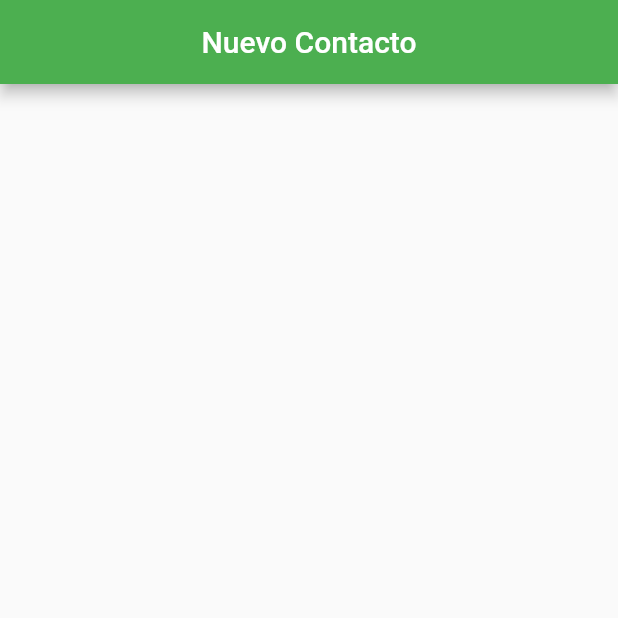
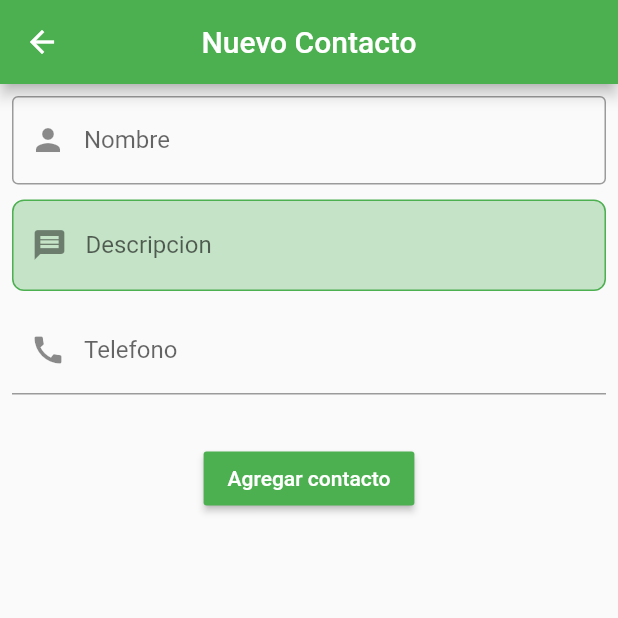
Before and after one commit to PACOdergod/app_intento, a Flutter app: the FormContactPage screen opened by its route, on a phone screen of 412 x 824 dp, the top half of it. Run offline on Flutter 3.47's test engine with Material 2 defaults, Android fonts, the phone set to English and light mode, and no system bars; statements that could not run were skipped.

Commit message:
Se agrego la pagina para agregar contactos, con validaciones

```diff
--- a/lib/controllers/lista_contactos_controller.dart
+++ b/lib/controllers/lista_contactos_controller.dart
@@ -2,7 +2,11 @@ import 'package:app_intento/models/person_model.dart';
 import 'package:flutter/material.dart';
 
 class ListaContactosController {
-  static List<PersonModel> persons = [persona1, persona2, persona3, persona2];
+  static List<PersonModel> persons = [
+    persona1,
+    persona2,
+    persona3,
+  ];
 
   static final ListaContactosController instacia = ListaContactosController._();
 
--- a/lib/models/person_model.dart
+++ b/lib/models/person_model.dart
@@ -1,13 +1,18 @@
 import 'package:flutter/material.dart';
 
 class PersonModel {
-  final IconData iconIzquierda;
-  final IconData iconDerecha;
-  final String nombre;
-  final String descripcion;
+  IconData iconIzquierda;
+  IconData iconDerecha;
+  String nombre;
+  String descripcion;
+  String telefono;
 
   PersonModel(
-      {this.iconIzquierda, this.iconDerecha, this.nombre, this.descripcion});
+      {this.iconIzquierda,
+      this.iconDerecha,
+      this.nombre,
+      this.descripcion,
+      this.telefono});
 }
 
 PersonModel persona1 = PersonModel(
--- a/lib/ui/pages/form_contact_page.dart
+++ b/lib/ui/pages/form_contact_page.dart
@@ -1,23 +1,138 @@
+import 'package:app_intento/controllers/lista_contactos_controller.dart';
+import 'package:app_intento/models/person_model.dart';
 import 'package:flutter/material.dart';
+import 'package:flutter/services.dart';
 
 GlobalKey<FormState> formContactoKey = GlobalKey<FormState>();
 GlobalKey<ScaffoldState> formPageKey = GlobalKey<ScaffoldState>();
 
-class FormContactPage extends StatelessWidget {
+class FormContactPage extends StatefulWidget {
+  @override
+  _FormContactPageState createState() => _FormContactPageState();
+}
+
+class _FormContactPageState extends State<FormContactPage> {
+  TextEditingController _nombreController;
+  TextEditingController _descripcionController;
+  TextEditingController _telefonoController;
+
+  ListaContactosController _controller = ListaContactosController.instacia;
+  PersonModel _persona = PersonModel();
+
+  @override
+  void initState() {
+    super.initState();
+    _nombreController = TextEditingController(text: '');
+    _descripcionController = TextEditingController(text: '');
+    _telefonoController = TextEditingController(text: '');
+  }
+
+  bool validateAll() {
+    if (formContactoKey.currentState.validate()) {
+      return true;
+    } else {
+      formPageKey.currentState
+          .showSnackBar(SnackBar(content: Text('Llene todos los campos')));
+      return false;
+    }
+  }
+
+  String validate(String value, String key) =>
+      value.isEmpty ? 'Escriba su ${key}' : null;
+
   @override
   Widget build(BuildContext context) {
     return Scaffold(
-        key: formPageKey ,
+        key: formPageKey,
         appBar: AppBar(
-          automaticallyImplyLeading: false,
+          //automaticallyImplyLeading: false,
           centerTitle: true,
           title: Text('Nuevo Contacto'),
         ),
         body: SingleChildScrollView(
           child: Form(
             key: formContactoKey,
-            child: Column(
-              children: <Widget>[],
+            child: Padding(
+              padding: const EdgeInsets.all(8.0),
+              child: Column(
+                children: <Widget>[
+                  TextFormField(
+                    inputFormatters: [
+                      FilteringTextInputFormatter.allow(RegExp('[A-z]'))
+                    ],
+                    validator: (value) => validate(value, 'nombre'),
+                    decoration: InputDecoration(
+                        hintText: 'Ej. Francisco Alberto',
+                        prefixIcon: Icon(Icons.person),
+                        labelText: 'Nombre',
+                        border: OutlineInputBorder(
+                            borderSide: BorderSide(
+                                color: Theme.of(context).primaryColor))),
+                    onChanged: (value) => _persona.nombre = value,
+                    controller: _nombreController,
+                  ),
+                  SizedBox(
+                    height: 10,
+                  ),
+                  Container(
+                    child: TextFormField(
+                      inputFormatters: [
+                        FilteringTextInputFormatter.allow(RegExp('[A-z]'))
+                      ],
+                      validator: (value) => validate(value, 'descripcion'),
+                      decoration: InputDecoration(
+                          border:
+                              OutlineInputBorder(borderSide: BorderSide.none),
+                          hintText: 'Ej. Compañero de trabajo',
+                          prefixIcon: Icon(Icons.message),
+                          labelText: 'Descripcion'),
+                      controller: _descripcionController,
+                      onChanged: (value) => _persona.descripcion = value,
+                    ),
+                    decoration: BoxDecoration(
+                        color: Theme.of(context).primaryColor.withOpacity(0.3),
+                        borderRadius: BorderRadius.circular(8.0),
+                        border:
+                            Border.all(color: Theme.of(context).primaryColor)),
+                  ),
+                  SizedBox(
+                    height: 10,
+                  ),
+                  TextFormField(
+                    //Aqui elijo el tipo de teclado que se deplegara
+                    keyboardType: TextInputType.number,
+                    //Esto me permite poner expreciones regulares
+                    inputFormatters: [
+                      FilteringTextInputFormatter.allow(RegExp('[0-9]'))
+                    ],
+                    validator: (value) => validate(value, 'telefono'),
+                    decoration: InputDecoration(
+                        hintText: 'Ej. 64646464',
+                        prefixIcon: Icon(Icons.call),
+                        labelText: 'Telefono'),
+                    onChanged: (value) => _persona.telefono = value,
+                    controller: _telefonoController,
+                  ),
+                  SizedBox(
+                    height: 32,
+                  ),
+                  RaisedButton(
+                    onPressed: () {
+                      if (validateAll()) {
+                        _controller.contactos.value =
+                            List.from(_controller.contactos.value)
+                              ..add(_persona);
+                        Navigator.pop(context);
+                      }
+                    },
+                    child: Text(
+                      'Agregar contacto',
+                      style: TextStyle(color: Colors.white),
+                    ),
+                    color: Theme.of(context).primaryColor,
+                  )
+                ],
+              ),
             ),
           ),
         ));
--- a/lib/ui/pages/home_page.dart
+++ b/lib/ui/pages/home_page.dart
@@ -1,8 +1,5 @@
 import 'package:app_intento/ui/pages/lista_contactos._page.dart';
-import 'package:app_intento/ui/widgets/custom_buttons.dart';
-import 'package:app_intento/ui/widgets/custom_listtile.dart';
 import 'package:flutter/material.dart';
-import 'package:app_intento/models/person_model.dart';
 
 GlobalKey<ScaffoldState> homeKey = GlobalKey<ScaffoldState>();
 
--- a/lib/ui/pages/lista_contactos._page.dart
+++ b/lib/ui/pages/lista_contactos._page.dart
@@ -1,10 +1,14 @@
 import 'package:app_intento/controllers/lista_contactos_controller.dart';
-import 'package:app_intento/models/person_model.dart';
 import 'package:app_intento/ui/widgets/custom_buttons.dart';
 import 'package:app_intento/ui/widgets/custom_listtile.dart';
 import 'package:flutter/material.dart';
 
-class ListaContactosPage extends StatelessWidget {
+class ListaContactosPage extends StatefulWidget {
+  @override
+  _ListaContactosPageState createState() => _ListaContactosPageState();
+}
+
+class _ListaContactosPageState extends State<ListaContactosPage> {
   ListaContactosController controller = ListaContactosController.instacia;
 
   @override
--- a/lib/ui/widgets/custom_buttons.dart
+++ b/lib/ui/widgets/custom_buttons.dart
@@ -1,11 +1,14 @@
-import 'package:app_intento/controllers/theme_controller.dart';
-import 'package:app_intento/ui/pages/form_contact_page.dart';
-import 'package:app_intento/ui/pages/home_page.dart';
 import 'package:flutter/material.dart';
 
-class CustomButton extends StatelessWidget {
+class CustomButton extends StatefulWidget {
+  @override
+  _CustomButtonState createState() => _CustomButtonState();
+}
+
+class _CustomButtonState extends State<CustomButton> {
   ValueNotifier<String> titulo = ValueNotifier<String>('Agregar contacto');
-  ThemeController _controller = ThemeController.instacia;
+
+  //ThemeController _controller = ThemeController.instacia;
 
   @override
   Widget build(BuildContext context) {
--- a/lib/ui/widgets/custom_listtile.dart
+++ b/lib/ui/widgets/custom_listtile.dart
@@ -1,4 +1,3 @@
-import 'package:app_intento/main.dart';
 import 'package:app_intento/models/person_model.dart';
 import 'package:app_intento/ui/pages/detalles_contacto_page.dart';
 import 'package:flutter/material.dart';
@@ -23,7 +22,9 @@ class CustomListTile extends StatelessWidget {
               arguments: DetallesContactoPageArguments(
                   persona: _persona, contenido: 'contenido'));
         },
-        leading: Icon(_persona.iconIzquierda),
+        leading: CircleAvatar(
+          child: Text(_persona.nombre[0].toUpperCase()),
+        ),
         trailing: SizedBox(
           width: 60,
           child: Row(
```
